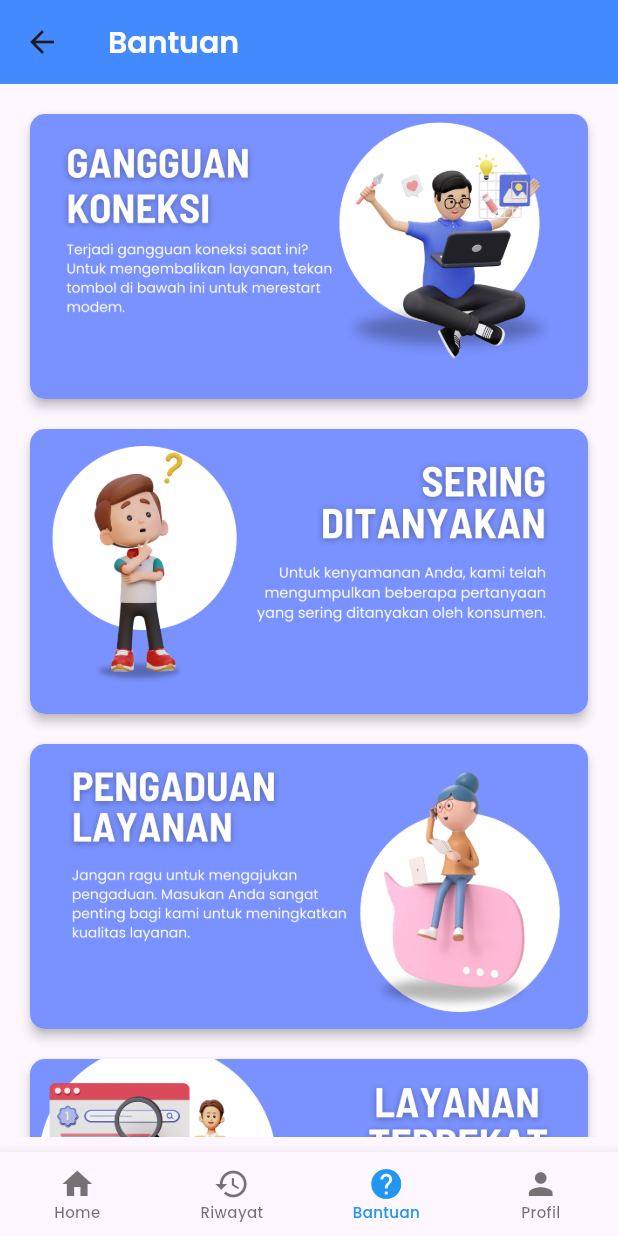
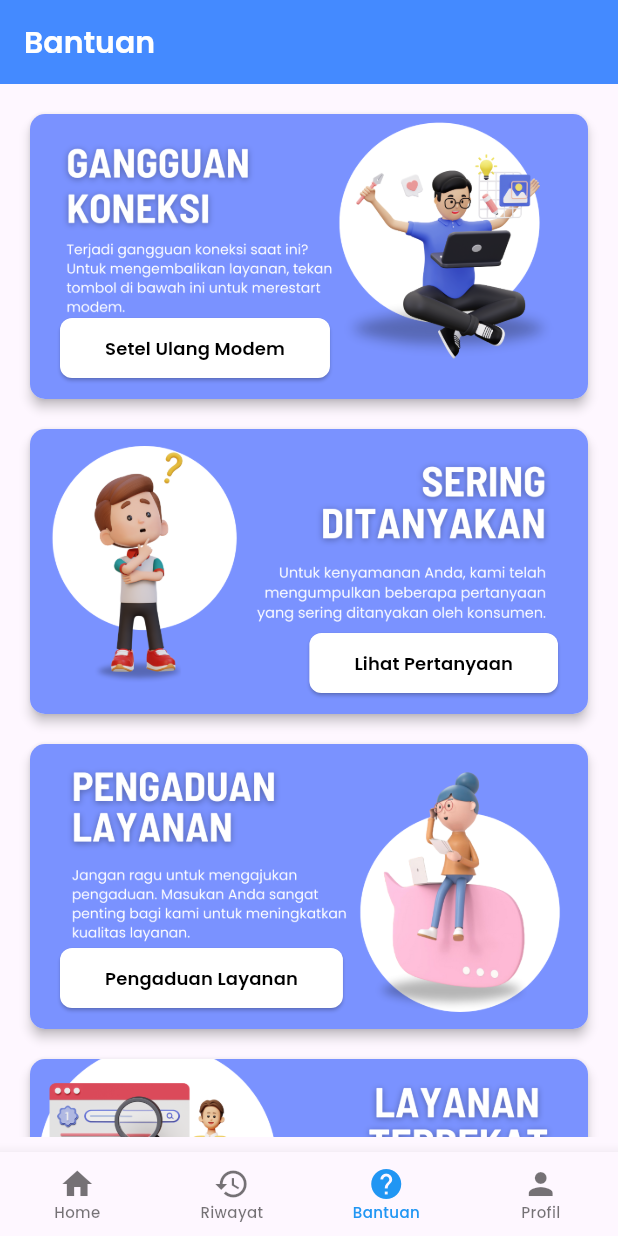
Before and after one commit to training-solonet/my-solonet, a Flutter app: the HomeScreen screen opened directly, item 3 of the bottom bar chosen, on a phone screen of 412 x 824 dp. Run offline on Flutter 3.47's test engine with Material 3 defaults, Android fonts, the phone set to English and light mode, and no system bars; our stand-ins replace dropdown_button2, flutter_map, geocoding, geolocator, google_sign_in, latlong2 and 2 more; missing offline and left inert: jwt_decode; accounts and stored records are empty; network calls fail.

Commit message:
Button Image (Help Screen)

```diff
--- a/lib/help/help_screen.dart
+++ b/lib/help/help_screen.dart
@@ -7,6 +7,7 @@ class HelpScreen extends StatelessWidget {
   Widget build(BuildContext context) {
     return Scaffold(
       appBar: AppBar(
+        automaticallyImplyLeading: false,
         title: const Text(
           'Bantuan',
           style: TextStyle(
@@ -24,10 +25,10 @@ class HelpScreen extends StatelessWidget {
           child: Column(
             crossAxisAlignment: CrossAxisAlignment.stretch,
             children: [
-              _buildHelpCard('assets/images/1.png'),
-              _buildHelpCard('assets/images/2.png'),
-              _buildHelpCard('assets/images/3.png'),
-              _buildHelpCard('assets/images/4.png'),
+              _buildHelpCard('assets/images/1.png', 'Setel Ulang Modem', 0, () {}),
+              _buildHelpCard('assets/images/2.png', 'Lihat Pertanyaan', 1, () {}),
+              _buildHelpCard('assets/images/3.png', 'Pengaduan Layanan', 2, () {}),
+              _buildHelpCard('assets/images/4.png', 'Cari SoloNet Terdekat', 3, () {}),
             ],
           ),
         ),
@@ -35,22 +36,55 @@ class HelpScreen extends StatelessWidget {
     );
   }
 
-  // Widget untuk card bantuan
-  Widget _buildHelpCard(String imagePath) {
+  Widget _buildHelpCard(String imagePath, String buttonText, int index, onPress) {
     return Card(
       margin: const EdgeInsets.symmetric(horizontal: 10, vertical: 10),
       shape: RoundedRectangleBorder(
         borderRadius: BorderRadius.circular(10),
       ),
       elevation: 3,
-      child: ClipRRect(
-        borderRadius: BorderRadius.circular(10), // Membuat gambar mengikuti bentuk card
-        child: Image.asset(
-          imagePath,
-          height: 190, // Ukuran gambar lebih kecil
-          width: double.infinity,
-          fit: BoxFit.cover, // Gambar akan menyesuaikan card secara proporsional
-        ),
+      child: Stack(
+        children: [
+          ClipRRect(
+            borderRadius: BorderRadius.circular(
+                10),
+            child: Image.asset(
+              imagePath,
+              height: 190,
+              width: double.infinity,
+              fit: BoxFit
+                  .cover,
+            ),
+          ),
+          Positioned(
+            bottom: 10,
+            left:
+                index % 2 == 0 ? 20 : null,
+            right:
+                index % 2 != 0 ? 20 : null,
+            child: ElevatedButton(
+              onPressed: () {
+                onPress;
+              },
+              style: ElevatedButton.styleFrom(
+                backgroundColor: Colors.white,
+                foregroundColor: Colors.black,
+                padding: const EdgeInsets.symmetric(horizontal: 30, vertical: 5),
+                shape: RoundedRectangleBorder(
+                  borderRadius: BorderRadius.circular(8),
+                ),
+              ),
+              child: Text(
+                buttonText,
+                style: const TextStyle(
+                  fontFamily: 'Poppins',
+                  fontWeight: FontWeight.w600,
+                  fontSize: 12,
+                ),
+              ),
+            ),
+          ),
+        ],
       ),
     );
   }
--- a/lib/history/history_screen.dart
+++ b/lib/history/history_screen.dart
@@ -42,6 +42,7 @@ class _HistoryScreenState extends State<HistoryScreen> {
   Widget build(BuildContext context) {
     return Scaffold(
       appBar: AppBar(
+        automaticallyImplyLeading: false,
         title: const Text(
           'Riwayat',
           style: TextStyle(
--- a/lib/home/home_content.dart
+++ b/lib/home/home_content.dart
@@ -8,7 +8,16 @@ import 'package:http/http.dart' as http;
 import 'dart:convert';
 
 class HomePageContent extends StatefulWidget {
-  const HomePageContent({Key? key}) : super(key: key);
+  final int userId;
+  final String nama;
+  final String email;
+
+  HomePageContent({
+    Key? key,
+    required this.userId,
+    required this.nama,
+    required this.email,
+  });
 
   @override
   _HomePageContentState createState() => _HomePageContentState();
@@ -107,6 +116,9 @@ class _HomePageContentState extends State<HomePageContent> {
         child: Column(
           crossAxisAlignment: CrossAxisAlignment.start,
           children: [
+            if (widget.userId > 0 &&
+                widget.email.isNotEmpty &&
+                widget.nama.isNotEmpty)
               Container(
                 padding: const EdgeInsets.all(16.0),
                 margin: const EdgeInsets.only(bottom: 20),
@@ -146,7 +158,8 @@ class _HomePageContentState extends State<HomePageContent> {
                       },
                       style: TextButton.styleFrom(
                         backgroundColor: Colors.white,
-                    padding: const EdgeInsets.symmetric(horizontal: 12, vertical: 5),
+                        padding: const EdgeInsets.symmetric(
+                            horizontal: 12, vertical: 5),
                         shape: RoundedRectangleBorder(
                           borderRadius: BorderRadius.circular(5),
                         ),
@@ -164,7 +177,6 @@ class _HomePageContentState extends State<HomePageContent> {
                   ],
                 ),
               ),
-
             const Text(
               'Promo',
               style: TextStyle(
@@ -244,9 +256,9 @@ class _HomePageContentState extends State<HomePageContent> {
 
                   // Check if the image URL contains "undefined" and replace it
 
-
                   final productName = product['nama'];
-                  final productPrice = formatRupiah(product['harga']); // Convert price to string
+                  final productPrice =
+                      formatRupiah(product['harga']); // Convert price to string
 
                   return GestureDetector(
                     onTap: () {
@@ -273,7 +285,8 @@ class _HomePageContentState extends State<HomePageContent> {
                           crossAxisAlignment: CrossAxisAlignment.start,
                           children: [
                             Padding(
-                              padding: const EdgeInsets.fromLTRB(6.5, 6.5, 6.5, 0),
+                              padding:
+                                  const EdgeInsets.fromLTRB(6.5, 6.5, 6.5, 0),
                               child: ClipRRect(
                                 borderRadius: BorderRadius.circular(8),
                                 child: Image.network(
--- a/lib/home/home_screen.dart
+++ b/lib/home/home_screen.dart
@@ -110,7 +110,11 @@ class _HomeScreenState extends State<HomeScreen> {
     _loadUserData().then((_) {
       setState(() {
         _screens = [
-          const HomePageContent(),
+          HomePageContent(
+            userId: userId,
+            nama: nama,
+            email: email,
+          ),
           const HistoryScreen(),
           const HelpScreen(),
           const ProfileScreen(),
```
Lines whose indentation alone changed are shown as unchanged.
